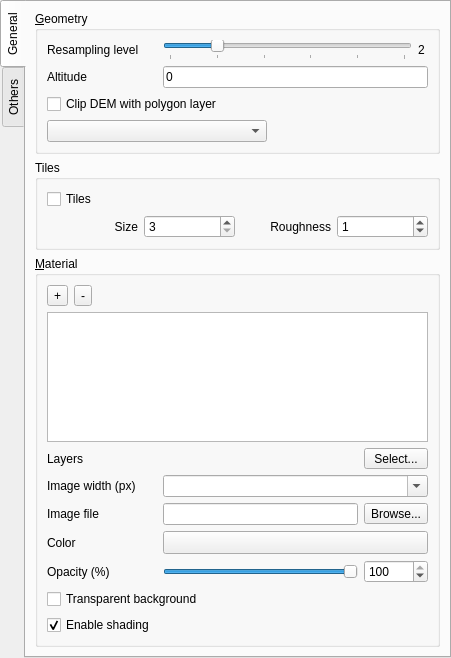
This is ui/demproperties.ui in minorua/Qgis2threejs as Qt 5 draws it before an edit. The edited form follows.
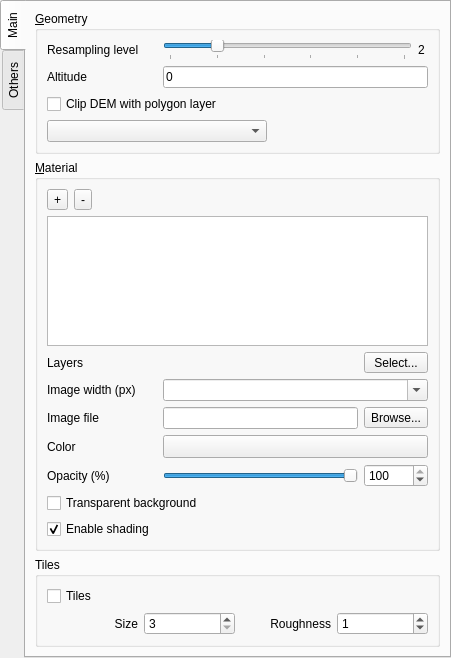
This is the edited form. Custom widgets are drawn as their Qt base class.

Commit message: DEM/Vector: rename general tab to main

```diff
--- a/ui/demproperties.ui
+++ b/ui/demproperties.ui
@@ -36,7 +36,7 @@
      </property>
      <widget class="QWidget" name="tab">
       <attribute name="title">
-       <string>General</string>
+       <string>Main</string>
       </attribute>
       <layout class="QVBoxLayout" name="verticalLayout_2">
        <item>
@@ -163,84 +163,6 @@
          </layout>
         </widget>
        </item>
-       <item>
-        <widget class="QGroupBox" name="groupBox_Tiles">
-         <property name="title">
-          <string>Tiles</string>
-         </property>
-         <layout class="QVBoxLayout" name="verticalLayout_3">
-          <item>
-           <widget class="QCheckBox" name="checkBox_Tiles">
-            <property name="text">
-             <string>Tiles</string>
-            </property>
-           </widget>
-          </item>
-          <item>
-           <layout class="QGridLayout" name="gridLayout_Tiles">
-            <item row="0" column="2">
-             <widget class="QLabel" name="label_Roughness">
-              <property name="text">
-               <string>Roughness</string>
-              </property>
-              <property name="alignment">
-               <set>Qt::AlignRight|Qt::AlignTrailing|Qt::AlignVCenter</set>
-              </property>
-             </widget>
-            </item>
-            <item row="0" column="3">
-             <widget class="QSpinBox" name="spinBox_Roughening">
-              <property name="minimumSize">
-               <size>
-                <width>70</width>
-                <height>0</height>
-               </size>
-              </property>
-              <property name="maximum">
-               <number>64</number>
-              </property>
-              <property name="value">
-               <number>1</number>
-              </property>
-             </widget>
-            </item>
-            <item row="0" column="1">
-             <widget class="QSpinBox" name="spinBox_Size">
-              <property name="minimumSize">
-               <size>
-                <width>70</width>
-                <height>0</height>
-               </size>
-              </property>
-              <property name="minimum">
-               <number>3</number>
-              </property>
-              <property name="maximum">
-               <number>9</number>
-              </property>
-              <property name="singleStep">
-               <number>2</number>
-              </property>
-              <property name="value">
-               <number>3</number>
-              </property>
-             </widget>
-            </item>
-            <item row="0" column="0">
-             <widget class="QLabel" name="label_2">
-              <property name="text">
-               <string>Size</string>
-              </property>
-              <property name="alignment">
-               <set>Qt::AlignRight|Qt::AlignTrailing|Qt::AlignVCenter</set>
-              </property>
-             </widget>
-            </item>
-           </layout>
-          </item>
-         </layout>
-        </widget>
-       </item>
        <item>
         <widget class="QGroupBox" name="groupBox_Material">
          <property name="title">
@@ -443,6 +365,84 @@
          </layout>
         </widget>
        </item>
+       <item>
+        <widget class="QGroupBox" name="groupBox_Tiles">
+         <property name="title">
+          <string>Tiles</string>
+         </property>
+         <layout class="QVBoxLayout" name="verticalLayout_3">
+          <item>
+           <widget class="QCheckBox" name="checkBox_Tiles">
+            <property name="text">
+             <string>Tiles</string>
+            </property>
+           </widget>
+          </item>
+          <item>
+           <layout class="QGridLayout" name="gridLayout_Tiles">
+            <item row="0" column="2">
+             <widget class="QLabel" name="label_Roughness">
+              <property name="text">
+               <string>Roughness</string>
+              </property>
+              <property name="alignment">
+               <set>Qt::AlignRight|Qt::AlignTrailing|Qt::AlignVCenter</set>
+              </property>
+             </widget>
+            </item>
+            <item row="0" column="3">
+             <widget class="QSpinBox" name="spinBox_Roughening">
+              <property name="minimumSize">
+               <size>
+                <width>70</width>
+                <height>0</height>
+               </size>
+              </property>
+              <property name="maximum">
+               <number>64</number>
+              </property>
+              <property name="value">
+               <number>1</number>
+              </property>
+             </widget>
+            </item>
+            <item row="0" column="1">
+             <widget class="QSpinBox" name="spinBox_Size">
+              <property name="minimumSize">
+               <size>
+                <width>70</width>
+                <height>0</height>
+               </size>
+              </property>
+              <property name="minimum">
+               <number>3</number>
+              </property>
+              <property name="maximum">
+               <number>9</number>
+              </property>
+              <property name="singleStep">
+               <number>2</number>
+              </property>
+              <property name="value">
+               <number>3</number>
+              </property>
+             </widget>
+            </item>
+            <item row="0" column="0">
+             <widget class="QLabel" name="label_2">
+              <property name="text">
+               <string>Size</string>
+              </property>
+              <property name="alignment">
+               <set>Qt::AlignRight|Qt::AlignTrailing|Qt::AlignVCenter</set>
+              </property>
+             </widget>
+            </item>
+           </layout>
+          </item>
+         </layout>
+        </widget>
+       </item>
        <item>
         <spacer name="verticalSpacer">
          <property name="orientation">
```
The commit also changes 3 other files.
